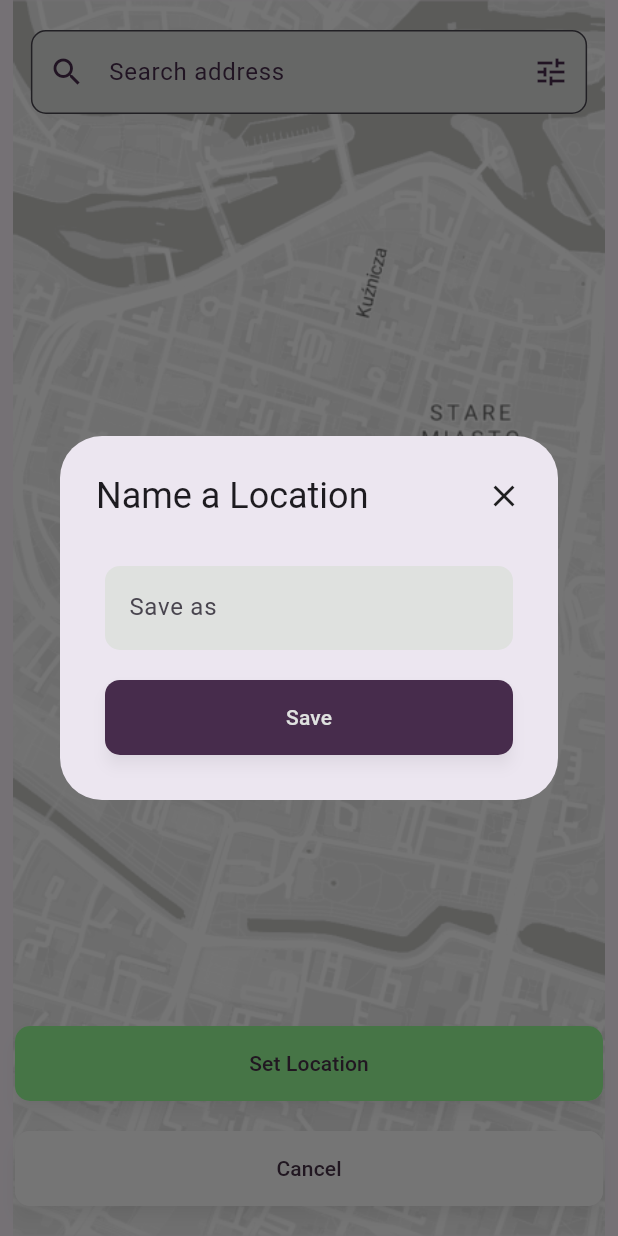
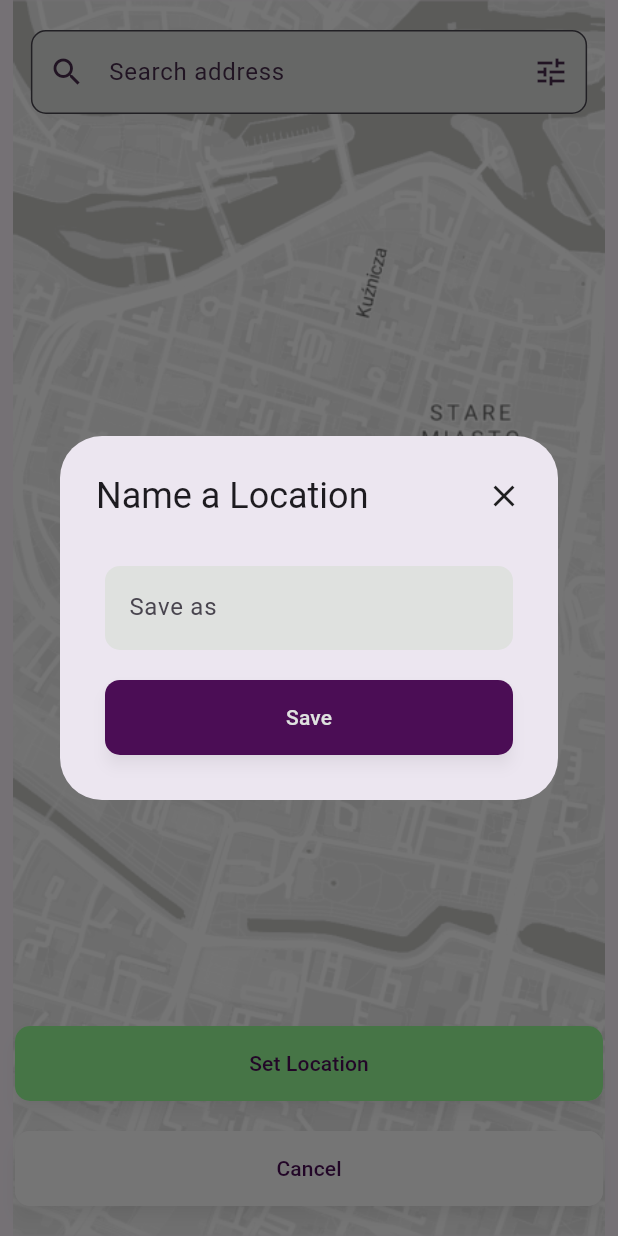
Before and after one commit to anettaj/Schedule_States_flutter, a Flutter app: the location screen opened directly, after a tap on "Set Location", on a phone screen of 412 x 824 dp. Run offline on Flutter 3.47's test engine with Material 3 defaults, Android fonts, the phone set to English and light mode, and no system bars; our stand-ins replace dropdown_button2.

Commit message:
color adjusted

```diff
--- a/lib/Components/constance.dart
+++ b/lib/Components/constance.dart
@@ -25,10 +25,11 @@ const kThemeDividerColor=Colors.transparent;
 
 Color  HomeThemeColor=Color(0xff4B0D55);
 Color LocationButtonColor=Color(0xff98FF98);
-Color LocationButtonTextColor=Color(0xff483248);
+Color LocationButtonTextColor=Color(0xff4B0D55);
 Color LocationSearchTextField=Color(0xffDFE1DF);
+Color LocationSearchTitleColor=Color(0xff472C4C);
 Color LocationSearchTextFieldIconColor=Color(0xff472C4C);
 Color LocationSearchTextFieldHintColor=Color(0xff472C4C);
 Color LocationSearchTextFieldBorderColor=Color(0xff472C4C);
-Color LocationAlertWidgetButtonColor=Color(0xff472C4C);
+Color LocationAlertWidgetButtonColor=Color(0xff4B0D55);
 Color LocationAlertWidgetButtonTextColor=Color(0xffDFE1DF);
```
